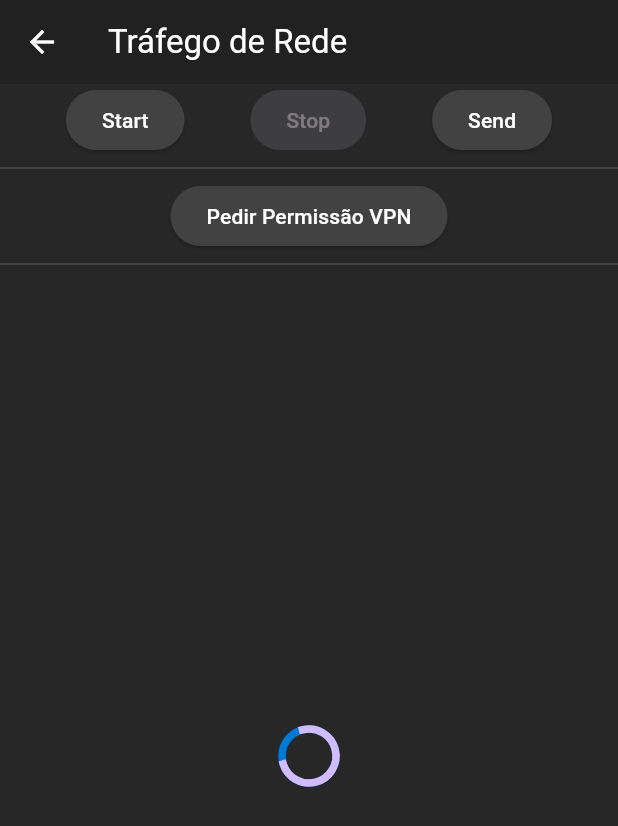
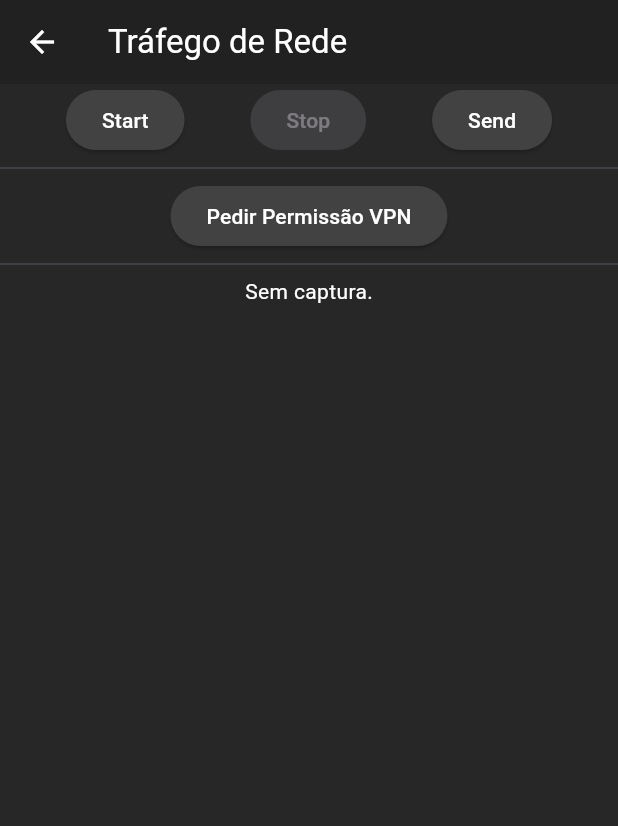
Before and after one commit to User-3397/DataGuard, a Flutter app: the TrafficPage screen opened directly, on a phone screen of 412 x 824 dp. Shown: the top 826 px of the screen. Run offline on Flutter 3.47's test engine with Material 3 defaults, Android fonts, the phone set to English and light mode, and no system bars; our stand-ins replace fl_chart, supabase_flutter; accounts and stored records are empty.

Commit message:
[Update]

```diff
--- a/lib/pages/traffic_page.dart
+++ b/lib/pages/traffic_page.dart
@@ -1,7 +1,7 @@
 import 'dart:async';
 import 'package:flutter/material.dart';
 import 'package:user_3301/traffic_channel.dart';
-import 'package:user_3301/vpn_channel.dart';
+import 'package:user_3301/vpn_channel.dart'; // canal de permissão VPN
 
 class TrafficPage extends StatefulWidget {
   const TrafficPage({Key? key}) : super(key: key);
@@ -111,7 +111,17 @@ class _TrafficPageState extends State<TrafficPage> {
           const Divider(),
           Expanded(
               child: _capturando
-                ? ListView.builder(
+                  ? Center(
+                      child: CircularProgressIndicator(
+                        //value: 0.7, // 70% progress
+                        backgroundColor: Color(0xff007ad7),
+                        //valueColor: AlwaysStoppedAnimation<Color>(Colors.blue),
+                        strokeWidth: 5.0,
+                      ),
+                    )
+                  : _trafego.isEmpty
+                      ? const Text("Sem captura.")
+                      : ListView.builder(
                           itemCount: _trafego.length,
                           itemBuilder: (context, index) {
                             return ListTile(
@@ -119,16 +129,7 @@ class _TrafficPageState extends State<TrafficPage> {
                               title: Text(_trafego[index]),
                             );
                           },
-                  )
-                : Center(
-                    child: CircularProgressIndicator(
-                      //value: 0.7, // 70% progress
-                      backgroundColor: Color(0xff007ad7),
-                      //valueColor: AlwaysStoppedAnimation<Color>(Colors.blue),
-                      strokeWidth: 5.0,
-                    ),
-                  ),
-          ),
+                        )),
         ],
       ),
     );
```
Also changed, not shown: 2 other files. Lines whose indentation alone changed are shown as unchanged.
